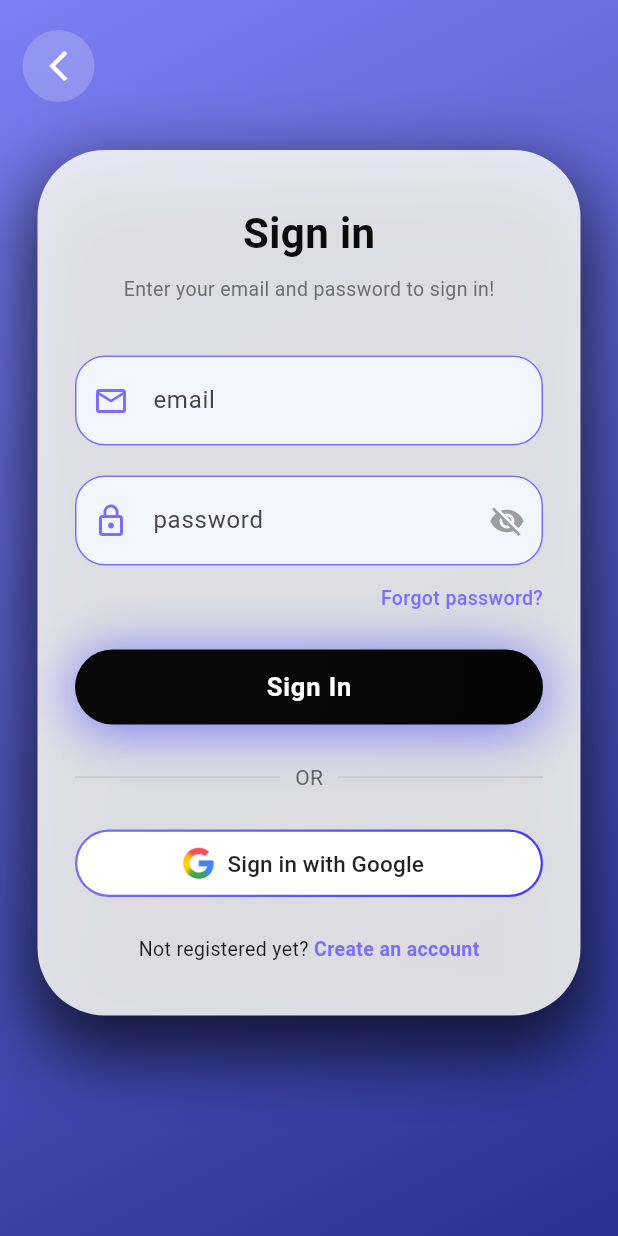
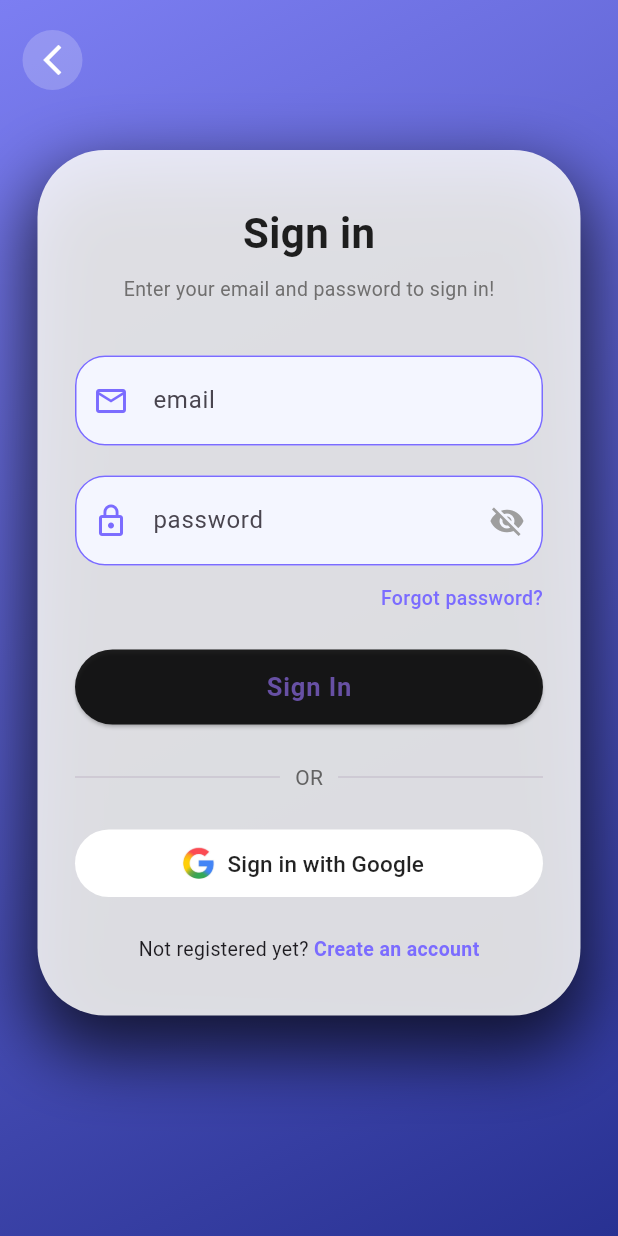
Before and after one commit to saimashaikh30/Interactive-learning-and-performance-analyzer, a Flutter app: the LoginScreen screen opened directly, after a tap on "Sign in with Google", on a phone screen of 412 x 824 dp. Run offline on Flutter 3.47's test engine with Material 3 defaults, Android fonts, the phone set to English and light mode, and no system bars; our stand-ins replace google_fonts, google_sign_in.

Commit message:
Web Forgot Password,Flutter Login Done

```diff
--- a/ilps_mobile/lib/main.dart
+++ b/ilps_mobile/lib/main.dart
@@ -19,7 +19,7 @@ class MyApp extends StatelessWidget {
       theme: ThemeData(
         scaffoldBackgroundColor: AppColors.background,
       ),
-      home: const DashboardScreen(),
+      home: const SplashScreen(),
     );
   }
 }
--- a/ilps_mobile/lib/screens/login_screen.dart
+++ b/ilps_mobile/lib/screens/login_screen.dart
@@ -1,6 +1,23 @@
+import 'dart:convert';
+import 'dart:io';
+
 import 'package:flutter/material.dart';
+import 'package:google_sign_in/google_sign_in.dart';
+import 'package:http/io_client.dart';
+import 'package:ilps_mobile/screens/dashboard_screen.dart';
 import 'package:ilps_mobile/screens/guest_home.dart';
 import 'registration_screen.dart';
+
+final GoogleSignIn _googleSignIn = GoogleSignIn(
+  scopes: ['email'],
+  serverClientId:
+      "734249540796-a2o85k8cnufm4uibmsq07ccgtb2l9bsq.apps.googleusercontent.com",
+);
+
+// SSL bypass for dev/ngrok (DO NOT use in production!)
+final IOClient ioClient = IOClient(
+  HttpClient()..badCertificateCallback = (cert, host, port) => true,
+);
 
 class LoginScreen extends StatefulWidget {
   const LoginScreen({super.key});
@@ -10,15 +27,119 @@ class LoginScreen extends StatefulWidget {
 }
 
 class _LoginScreenState extends State<LoginScreen> {
-  // bool rememberMe = false;
   bool obscurePassword = true;
+  final TextEditingController _emailController = TextEditingController();
+  final TextEditingController _passwordController = TextEditingController();
+
+  @override
+  void dispose() {
+    _emailController.dispose();
+    _passwordController.dispose();
+    super.dispose();
+  }
+
+  Future<void> signInWithGoogle(BuildContext context) async {
+    try {
+      await _googleSignIn.signOut(); // Force Google prompt
+      final GoogleSignInAccount? googleUser = await _googleSignIn.signIn();
+
+      if (googleUser == null) {
+        print("User cancelled login");
+        return;
+      }
+
+      final GoogleSignInAuthentication googleAuth =
+          await googleUser.authentication;
+      final accessToken = googleAuth.accessToken;
+
+      if (accessToken == null) {
+        print("Access token null");
+        return;
+      }
+
+      final response = await ioClient.post(
+        Uri.parse(
+            "https://ea6a-2402-3a80-4532-513c-2020-bc21-6b36-241c.ngrok-free.app/users/login"),
+        headers: {"Content-Type": "application/json"},
+        body: jsonEncode({
+          "authprovider": "google",
+          "access_token": accessToken,
+        }),
+      );
+
+      final data = jsonDecode(response.body);
+
+      if (response.statusCode == 200) {
+        print("Google Login success");
+        Navigator.pushReplacement(
+          context,
+          MaterialPageRoute(builder: (_) => const DashboardScreen()),
+        );
+      } else {
+        print("Backend error: ${data["message"]}");
+        ScaffoldMessenger.of(context).showSnackBar(
+          SnackBar(content: Text(data['message'] ?? "Login failed")),
+        );
+      }
+    } catch (e) {
+      print("Google Sign-In error: $e");
+      ScaffoldMessenger.of(context).showSnackBar(
+        SnackBar(content: Text("Google Sign-In failed")),
+      );
+    }
+  }
+
+  Future<void> loginManually(BuildContext context) async {
+    final email = _emailController.text.trim();
+    final password = _passwordController.text;
+
+    if (email.isEmpty || password.isEmpty) {
+      ScaffoldMessenger.of(context).showSnackBar(
+        const SnackBar(content: Text("Email and password cannot be empty")),
+      );
+      return;
+    }
+
+    try {
+      final response = await ioClient.post(
+        Uri.parse(
+            "https://ea6a-2402-3a80-4532-513c-2020-bc21-6b36-241c.ngrok-free.app/users/login"),
+        headers: {"Content-Type": "application/json"},
+        body: jsonEncode({
+          "authprovider": "local",
+          "email": email,
+          "password": password,
+        }),
+      );
+
+      final data = jsonDecode(response.body);
+
+      if (response.statusCode == 200) {
+        print("Manual login success");
+        Navigator.pushReplacement(
+          context,
+          MaterialPageRoute(builder: (_) => const DashboardScreen()),
+        );
+      } else {
+        print("Login failed: ${data['message']}");
+        ScaffoldMessenger.of(context).showSnackBar(
+          SnackBar(content: Text(data['message'] ?? "Login failed")),
+        );
+      }
+    } catch (e) {
+      print("Login error: $e");
+      ScaffoldMessenger.of(context).showSnackBar(
+        const SnackBar(content: Text("Login failed")),
+      );
+    }
+  }
 
   @override
   Widget build(BuildContext context) {
     return Scaffold(
       body: Stack(
         children: [
-          /// Background Gradient
+          // Background gradient
           Container(
             decoration: const BoxDecoration(
               gradient: LinearGradient(
@@ -31,15 +152,12 @@ class _LoginScreenState extends State<LoginScreen> {
               ),
             ),
           ),
-
-
           SafeArea(
             child: SingleChildScrollView(
               child: Column(
                 children: [
                   const SizedBox(height: 100),
-
-                  /// ===== LOGIN CARD =====
+                  // Login Card
                   Container(
                     margin: const EdgeInsets.symmetric(horizontal: 25),
                     padding: const EdgeInsets.symmetric(
@@ -58,41 +176,34 @@ class _LoginScreenState extends State<LoginScreen> {
                     ),
                     child: Column(
                       children: [
-                        /// TITLE
                         const Text(
                           "Sign in",
                           style: TextStyle(
                               fontSize: 28,
                               fontWeight: FontWeight.bold,
-                            color: Color.fromARGB(255, 11, 11, 11),
+                              color: Colors.black87),
                         ),
-                        ),
-
                         const SizedBox(height: 8),
-
                         const Text(
                           "Enter your email and password to sign in!",
                           style: TextStyle(
                               color: Color.fromARGB(255, 112, 111, 111),
-                            fontSize: 13,
+                              fontSize: 13),
                         ),
-                        ),
-
                         const SizedBox(height: 35),
-
-                        /// EMAIL FIELD
+                        // Email Field
                         _buildTextField(
                           hint: "email",
                           icon: Icons.email_outlined,
+                          controller: _emailController,
                         ),
-
                         const SizedBox(height: 20),
-
-                        /// PASSWORD FIELD
+                        // Password Field
                         _buildTextField(
                           hint: "password",
                           icon: Icons.lock_outline,
                           obscure: obscurePassword,
+                          controller: _passwordController,
                           suffixIcon: IconButton(
                             icon: Icon(
                               obscurePassword
@@ -107,31 +218,12 @@ class _LoginScreenState extends State<LoginScreen> {
                             },
                           ),
                         ),
-
                         const SizedBox(height: 12),
-
-                        /// REMEMBER + FORGOT
+                        // Forgot password
                         Row(
-                          mainAxisAlignment: MainAxisAlignment.spaceBetween,
-                          children: [
-                            Row(
-                              children: [
-                                // Checkbox(
-                                //   value: rememberMe,
-                                //   activeColor: const Color(0xFF3F3DFF),
-                                //   onChanged: (value) {
-                                //     setState(() {
-                                //       rememberMe = value ?? false;
-                                //     });
-                                //   },
-                                // ),
-                                // const Text(
-                                //   "Remember me",
-                                //   style: TextStyle(fontSize: 13),
-                                // ),
-                              ],
-                            ),
-                            const Text(
+                          mainAxisAlignment: MainAxisAlignment.end,
+                          children: const [
+                            Text(
                               "Forgot password?",
                               style: TextStyle(
                                 fontSize: 13,
@@ -141,56 +233,29 @@ class _LoginScreenState extends State<LoginScreen> {
                             ),
                           ],
                         ),
-
                         const SizedBox(height: 25),
-
-                        /// LOGIN BUTTON
+                        // Login button
                         SizedBox(
                           width: double.infinity,
                           height: 50,
-                          child: Container(
-                            decoration: BoxDecoration(
-                              borderRadius: BorderRadius.circular(35),
-                              gradient: const LinearGradient(
-                                colors: [
-                                  Color.fromARGB(255, 8, 8, 8),
-                                  Color.fromARGB(255, 8, 8, 8),
-                                  Color.fromARGB(255, 4, 4, 4),
-                                ],
-                                begin: Alignment.topLeft,
-                                end: Alignment.bottomRight,
+                          child: ElevatedButton(
+                            onPressed: () => loginManually(context),
+                            style: ElevatedButton.styleFrom(
+                              backgroundColor: Colors.black87,
+                              shape: RoundedRectangleBorder(
+                                  borderRadius: BorderRadius.circular(35)),
                             ),
-                              boxShadow: [
-                                BoxShadow(
-                                  color: Color(0xFF5C5BFF).withOpacity(0.8),
-                                  blurRadius: 30,
-                                  offset: const Offset(0, 3),
-                                ),
-                              ],
-                            ),
-                            child: Material(
-                              color: Colors.transparent,
-                              child: InkWell(
-                                borderRadius: BorderRadius.circular(35),
-                                onTap: () {},
-                                child: const Center(
-                                  child: Text(
+                            child: const Text(
                               "Sign In",
                               style: TextStyle(
                                   fontSize: 17,
                                   fontWeight: FontWeight.w600,
-                                      color: Colors.white,
-                                      letterSpacing: 0.6,
-                                    ),
-                                  ),
-                                ),
-                              ),
+                                  letterSpacing: 0.6),
                             ),
                           ),
                         ),
                         const SizedBox(height: 25),
-
-                        /// OR
+                        // OR divider
                         Row(
                           children: const [
                             Expanded(child: Divider(thickness: 1)),
@@ -205,38 +270,19 @@ class _LoginScreenState extends State<LoginScreen> {
                             Expanded(child: Divider(thickness: 1)),
                           ],
                         ),
-
                         const SizedBox(height: 25),
-
-                        /// GOOGLE BUTTON
+                        // Google Sign-In button
                         SizedBox(
                           width: double.infinity,
                           height: 45,
-                          child: Container(
-                            padding:
-                                const EdgeInsets.all(1.5), // border thickness
-                            decoration: BoxDecoration(
-                              borderRadius: BorderRadius.circular(35),
-                              gradient: const LinearGradient(
-                                colors: [
-                                  Color(0xFF7B6CFF),
-                                  Color(0xFF3F3DFF),
-                                ],
-                              ),
-                            ),
-                            child: Container(
-                              decoration: BoxDecoration(
-                                color: Colors.white,
-                                borderRadius: BorderRadius.circular(35),
-                              ),
                           child: OutlinedButton.icon(
                             style: OutlinedButton.styleFrom(
+                              backgroundColor: Colors.white,
                               side: BorderSide.none,
                               shape: RoundedRectangleBorder(
-                                    borderRadius: BorderRadius.circular(35),
+                                  borderRadius: BorderRadius.circular(35)),
                             ),
-                                ),
-                                onPressed: () {},
+                            onPressed: () => signInWithGoogle(context),
                             icon: Image.asset(
                               "assets/images/google.png",
                               height: 22,
@@ -250,28 +296,20 @@ class _LoginScreenState extends State<LoginScreen> {
                             ),
                           ),
                         ),
-                          ),
-                        ),
-
                         const SizedBox(height: 25),
-
-                        /// REGISTER
-                        /// REGISTER
+                        // Register
                         Row(
                           mainAxisAlignment: MainAxisAlignment.center,
                           children: [
-                            const Text(
-                              "Not registered yet? ",
-                              style: TextStyle(fontSize: 13),
-                            ),
+                            const Text("Not registered yet? ",
+                                style: TextStyle(fontSize: 13)),
                             GestureDetector(
                               onTap: () {
                                 Navigator.push(
                                   context,
                                   MaterialPageRoute(
-                                    builder: (context) =>
-                                        const RegistrationScreen(),
-                                  ),
+                                      builder: (_) =>
+                                          const RegistrationScreen()),
                                 );
                               },
                               child: const Text(
@@ -293,27 +331,20 @@ class _LoginScreenState extends State<LoginScreen> {
               ),
             ),
           ),
-          /// BACK BUTTON
+          // Back button
           Positioned(
             top: 20,
             left: 15,
             child: SafeArea(
-              child: Container(
-                decoration: BoxDecoration(
-                  color: Colors.white.withOpacity(0.2),
-                  shape: BoxShape.circle,
-                ),
+              child: CircleAvatar(
+                backgroundColor: Colors.white.withOpacity(0.2),
                 child: IconButton(
-                  icon: const Icon(
-                    Icons.arrow_back_ios_new,
-                    color: Colors.white,
-                  ),
+                  icon: const Icon(Icons.arrow_back_ios_new,
+                      color: Colors.white),
                   onPressed: () {
-                    Navigator.push(
+                    Navigator.pushReplacement(
                       context,
-                      MaterialPageRoute(
-                        builder: (context) => const GuestHome(),
-                      ),
+                      MaterialPageRoute(builder: (_) => const GuestHome()),
                     );
                   },
                 ),
@@ -325,46 +356,38 @@ class _LoginScreenState extends State<LoginScreen> {
     );
   }
 
+  // TextField builder
   Widget _buildTextField({
     required String hint,
     required IconData icon,
     bool obscure = false,
     Widget? suffixIcon,
+    TextEditingController? controller,
   }) {
     return TextField(
+      controller: controller,
       obscureText: obscure,
       cursorColor: const Color(0xFF7B6CFF),
       decoration: InputDecoration(
-        labelText: hint, // 👈 floating label
+        labelText: hint,
         floatingLabelBehavior: FloatingLabelBehavior.auto,
-
         prefixIcon: Icon(icon, color: const Color(0xFF7B6CFF)),
         suffixIcon: suffixIcon,
-
         filled: true,
         fillColor: const Color(0xFFF4F6FF),
         contentPadding: const EdgeInsets.symmetric(vertical: 18),
-
         enabledBorder: OutlineInputBorder(
           borderRadius: BorderRadius.circular(20),
-          borderSide: const BorderSide(
-            color: Color(0xFF7B6CFF),
-            width: 1,
+          borderSide:
+              const BorderSide(color: Color(0xFF7B6CFF), width: 1),
         ),
-        ),
-
         focusedBorder: OutlineInputBorder(
           borderRadius: BorderRadius.circular(20),
-          borderSide: const BorderSide(
-            color: Color(0xFF3F3DFF),
-            width: 2,
+          borderSide:
+              const BorderSide(color: Color(0xFF3F3DFF), width: 2),
         ),
-        ),
-
         floatingLabelStyle: const TextStyle(
-          color: Color(0xFF3F3DFF),
-          fontWeight: FontWeight.w600,
-        ),
+            color: Color(0xFF3F3DFF), fontWeight: FontWeight.w600),
       ),
     );
   }
--- a/ilps_mobile/pubspec.yaml
+++ b/ilps_mobile/pubspec.yaml
@@ -30,7 +30,6 @@ environment:
 dependencies:
   flutter:
     sdk: flutter
-  google_fonts: ^6.2.1
   animate_do: ^3.0.2
   smooth_page_indicator: ^1.1.0
   lottie: ^2.7.0
@@ -38,6 +37,9 @@ dependencies:
   # The following adds the Cupertino Icons font to your application.
   # Use with the CupertinoIcons class for iOS style icons.
   cupertino_icons: ^1.0.8
+  google_fonts: ^8.0.2
+  google_sign_in: ^5.4.0
+  http: ^1.2.0
 
 dev_dependencies:
   flutter_test:
```
Also changed, not shown: ilps_mobile/pubspec.lock, 12 other files. Lines whose indentation alone changed are shown as unchanged.
